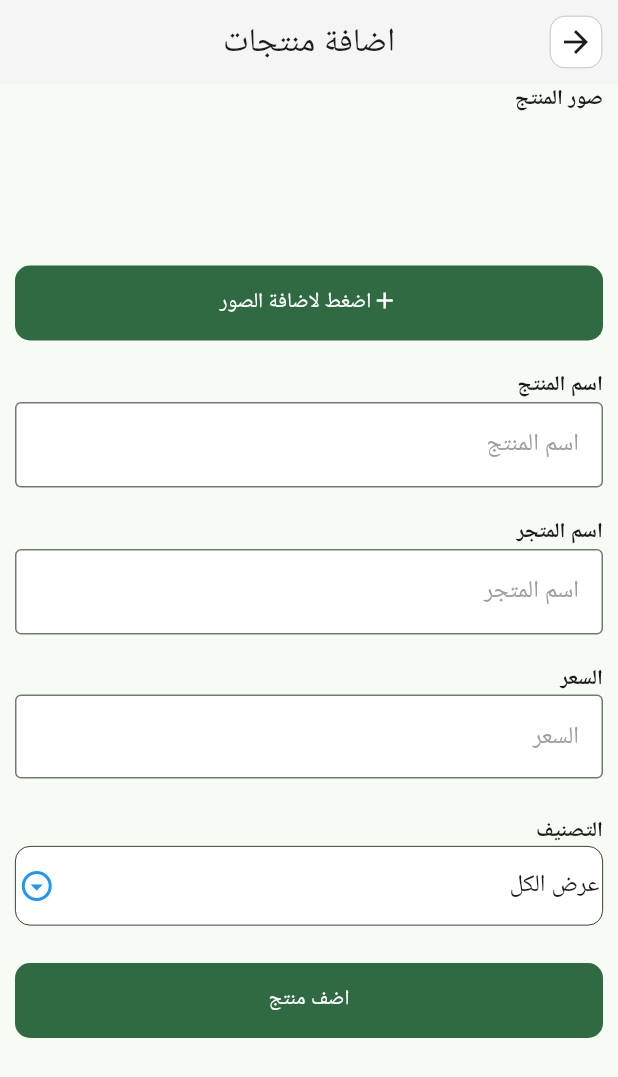
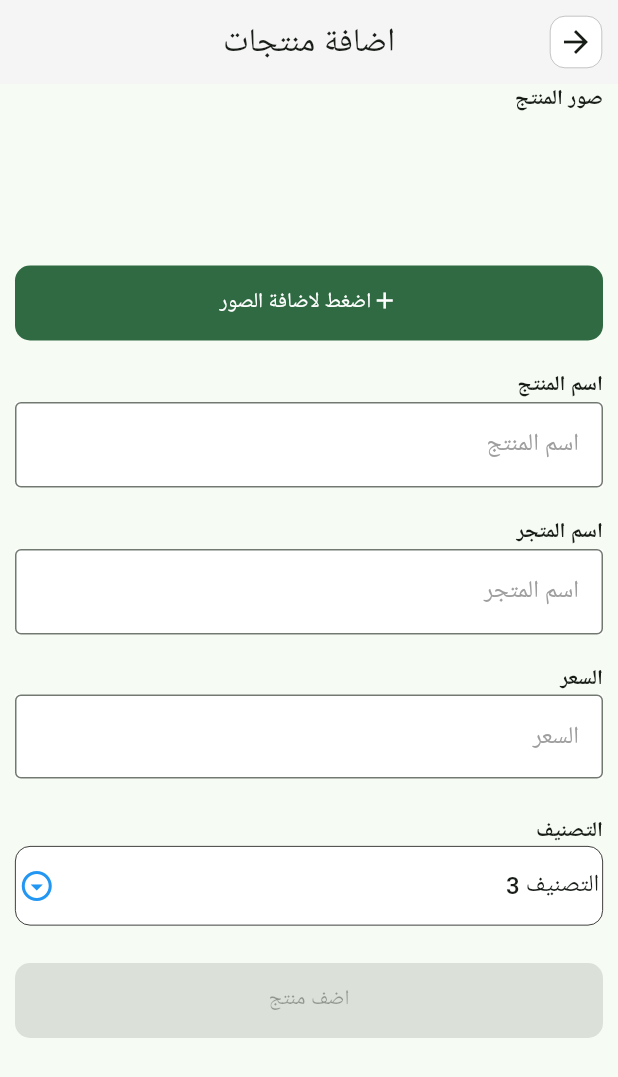
Before and after one commit to moSa963/products_gallery_sample, a Flutter app: the CreateProductPage screen opened directly, on a phone screen of 412 x 824 dp. Shown: the top 1077 px of the screen. Run offline on Flutter 3.47's test engine with Material 2 defaults, Android fonts, the phone set to English and light mode, and no system bars; our stand-ins replace file_picker, sqflite; accounts and stored records are empty.

Commit message:
Fix initial type

```diff
--- a/lib/pages/create_product_page.dart
+++ b/lib/pages/create_product_page.dart
@@ -21,7 +21,7 @@ class CreateProductPage extends StatefulWidget {
 
 class _CreateProductPageState extends State<CreateProductPage> {
   final List<File> images = [];
-  final Product product = Product(images: [], type: types.first);
+  final Product product = Product(images: [], type: types.last);
 
   @override
   Widget build(BuildContext context) {
@@ -77,10 +77,11 @@ class _CreateProductPageState extends State<CreateProductPage> {
               StyledDropdown(
                 items: [
                   for (final type in types)
-                    DropdownMenuItem(
-                      value: type.id,
-                      child: Text(type.name),
-                    )
+                    if (type.id != 0)
+                      DropdownMenuItem(
+                        value: type.id,
+                        child: Text(type.name),
+                      )
                 ],
                 value: product.type.id,
                 onChanged: (value) {
@@ -93,7 +94,7 @@ class _CreateProductPageState extends State<CreateProductPage> {
                 height: 25,
               ),
               StyledElevatedButton(
-                onPressed: _handleAdd,
+                onPressed: images.isNotEmpty ? _handleAdd : null,
                 child: const Text("اضف منتج"),
               )
             ],
```
